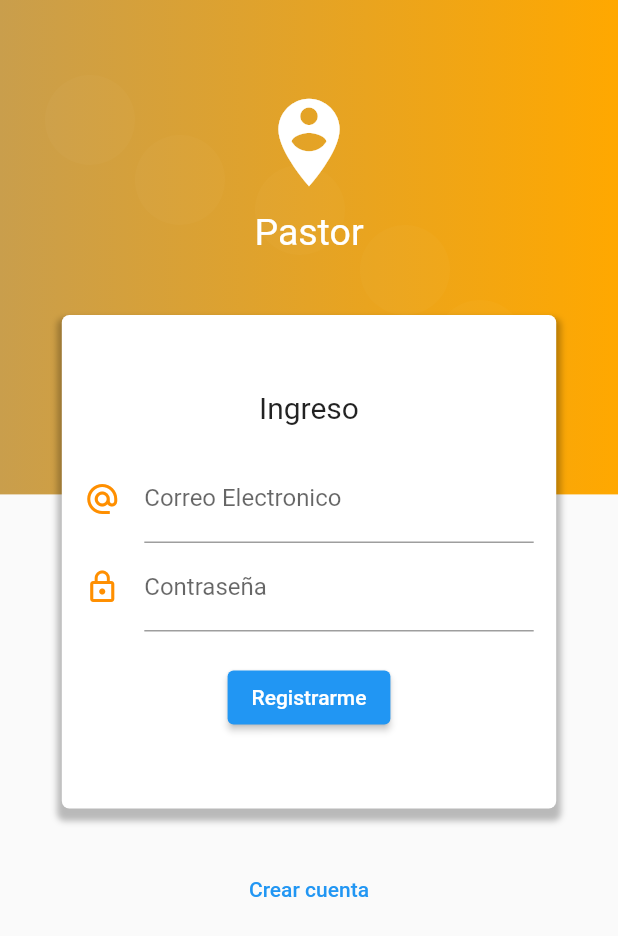
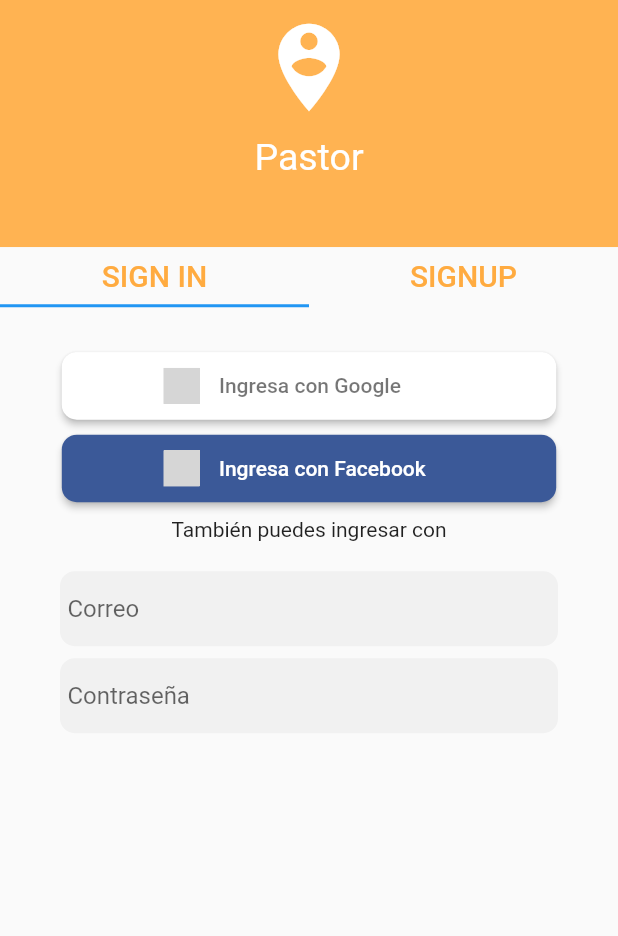
Before and after one commit to RafaelLindarte/pastorApp, a Flutter app: the screen it shows after launch, on a phone screen of 412 x 824 dp. Shown: the top 936 px of the screen. Run offline on Flutter 3.47's test engine with Material 2 defaults, Android fonts, the phone set to English and light mode, and no system bars; our stand-ins replace cloud_firestore, firebase_auth, firebase_core, firebase_messaging, flutter_signin_button, fluttertoast and 1 more; accounts and stored records are empty; grey boxes are pictures that could not be loaded.

Commit message:
diseño login

```diff
--- a/lib/src/pages/login.dart
+++ b/lib/src/pages/login.dart
@@ -6,242 +6,140 @@
 import 'package:flutter_signin_button/flutter_signin_button.dart';
 
 class Login extends StatelessWidget {
-
-String _email     = '';
-String _password  = '';
+  final themeData = StyleData();
   @override
   Widget build(BuildContext context) {
-    return Scaffold(
-     body:Stack(
-       children:[
-         _crearFondo(context),
-         _loginForm(context)
-       ]
-     )
+    return SafeArea(
+      child: Scaffold(
+        body: Column(children: [
+          _banner(context),
+          Container(
+            child: _body(context),
+            height: MediaQuery.of(context).size.height * 0.76,
+          ),
+        ]),
+      ),
     );
   }
 
-  Widget _crearFondo(c){
-  final size = MediaQuery.of(c).size;
-  final  fondoMorado= Container(
-    height: size.height*0.4,
-    width: double.infinity,
-    decoration: BoxDecoration(
-      gradient: LinearGradient(
-        colors: [
-          Color.fromRGBO(201, 158, 76, 1),
-          Color.fromRGBO(255, 168, 0, 1),
-        ]
-      )
-    ),
-  );
-
-  final circulo = Container(
-      height: 60,
-      width: 60,
-      decoration: BoxDecoration(
-        borderRadius: BorderRadius.circular(100) ,
-        color: Color.fromRGBO(255, 255, 255, 0.02)
-      ) ,
-  );
-
-  return Stack(
-    children: [
-      fondoMorado,
-      Positioned(child: circulo, top: 200,left: 290,),
-      Positioned(child: circulo, top: 50,left: 30,),
-      Positioned(child: circulo, top: 90,left: 90,),
-      Positioned(child: circulo, top: 150,left:240,),
-      Positioned(child: circulo, top: 110,left: 170,),
-      Container(
-        padding: EdgeInsets.only(top: 60),
+  Widget _banner(BuildContext context) {
+    return Container(
+        alignment: Alignment.center,
         child: Column(
-
           children: [
+            SizedBox(
+              height: 10,
+              width: double.infinity,
+            ),
             Icon(Icons.person_pin_circle, color: Colors.white, size: 70),
-            SizedBox(height: 10,width: double.infinity,),
-            Text('Pastor', style: TextStyle(color: Colors.white, fontSize: 25))
+            SizedBox(
+              height: 10,
+              width: double.infinity,
+            ),
+            Text('Pastor', style: themeData.styles(25.0, Colors.white))
           ],
-        )
-      )
-    ],
-  );
+        ),
+        height: MediaQuery.of(context).size.height * 0.2,
+        width: double.infinity,
+        color: Colors.orangeAccent.withOpacity(0.9),
+        );
   }
 
-  Widget _loginForm(c){
-
-    final size = MediaQuery.of(c).size;
-    return SingleChildScrollView(
-       child: Column(
-         children: [
-           SafeArea(
-             child: Container(
-               height: 180,
-             )
-           ),
-
-           Container(
-             padding: EdgeInsets.symmetric(vertical: 50),
-             margin: EdgeInsets.symmetric(vertical: 30),
-
-             width: size.width*0.8,
-             decoration: BoxDecoration(
-               color: Colors.white,
-               borderRadius: BorderRadius.circular(5),
-               boxShadow: [
-                 BoxShadow(
-                   color: Colors.black26,
-                   blurRadius: 3,
-                   offset: Offset(0.0, 5),
-                   spreadRadius: 3
-                   ),
-               ]
-             ),
-             child: Column(
-
-               children: [
-                 Text('Ingreso', style: TextStyle(fontSize: 20)),
-                 SizedBox(height: 20),
-                 _crearEmail(),
-                 _crearPassword(),
-                 SizedBox(height: 20),
-                 _button(c)
-
-               ],
-             ),
-           ),
-           TextButton(
-             child: Text('Crear cuenta'),
-             onPressed: ()=>Navigator.pushReplacementNamed(c,'registro'),
-
-           ),
-          ],
-       ),
-    );
-
+  Widget _body(BuildContext context) {
+    return DefaultTabController(
+        length: 2,
+        child: Scaffold(
+          appBar: PreferredSize(
+            preferredSize: Size(double.infinity, 60),
+            child: Container(
+              height:40,
+              child: TabBar(
+                tabs: [
+                  Text(
+                    'SIGN IN',
+                    style: themeData.styles(20.0, Colors.orangeAccent),
+                  ),
+                  Text('SIGNUP', style: themeData.styles(20.0, Colors.orangeAccent)),
+                ],
+              ),
+            ),
+          ),
+          body: TabBarView(
+            children: [_bodyTab1(context), Text('2')],
+          ),
+        ));
   }
 
-  Widget _crearEmail(){
-
-    return Container(
-      padding: EdgeInsets.symmetric(horizontal: 15),
-      child: TextField(
-        keyboardType: TextInputType.emailAddress,
-        decoration: InputDecoration(
-          icon: Icon(Icons.alternate_email, color: Colors.amber[800]),
-          hintText: 'ejemplo@corre.com',
-          labelText: 'Correo Electronico',
-
+  Widget _bodyTab1(BuildContext context) {
+    return Column(
+      children: [
+        SizedBox(height: 30.0),
+        _buttonGoogle(context),
+        SizedBox(height: 10.0),
+        _buttonFacebook(context),
+        SizedBox(height: 10.0),
+        Container(
+          child: Text('También puedes ingresar con'),
         ),
-        onChanged: (e){
-          _email = e;
-        },
-      )
-      );
-
+        _inputs()
+      ],
+    );
   }
 
-  Widget _crearPassword(){
-
-               return Container(
-      padding: EdgeInsets.symmetric(horizontal: 15),
-      child: TextField(
-        obscureText: true,
-        decoration: InputDecoration(
-          icon: Icon(Icons.lock_outline, color: Colors.amber[800]),
-          labelText: 'Contraseña',
-
-        ),
-        onChanged: (e){
-          _password = e;
-        },
-      )
+  Widget _buttonGoogle(BuildContext context) {
+    final size = MediaQuery.of(context).size;
+    return Container(
+      height: 45,
+      width: size.width * 0.8,
+      child: SignInButton(
+        Buttons.Google,
+        text: 'Ingresa con Google',
+        onPressed: () {},
+        shape:  themeData.shape(),
+      ),
     );
-
   }
 
-  Widget _button(context){
-    LoginController _loginController = LoginController();
-    final predf = Preferences();
-    return ElevatedButton(
-      onPressed:()async{
-        print(predf.token);
-        final result = await _loginController.sigInWitEmeil(_email, _password);
-        if(result == 'ok'){
-            // Fluttertoast.showToast(msg: 'Registro exitoso');
-            Navigator.pushReplacementNamed(context, 'home');
-        }else{
-            Fluttertoast.showToast(msg: result);
-        }
-      },
-      child: Text('Registrarme'),
-
+  Widget _buttonFacebook(BuildContext context) {
+    final size = MediaQuery.of(context).size;
+    return Container(
+      height: 45,
+      width: size.width * 0.8,
+      child: SignInButton(
+        Buttons.Facebook,
+        text: 'Ingresa con Facebook',
+        onPressed: () {},
+        shape: themeData.shape(),
+      ),
     );
   }
+
+  Widget _inputs(){
+
+    return Column(
+      children: [
+        SizedBox(height: 20,),
+        Container(
+          decoration: themeData.decorationInputs(),
+          margin: EdgeInsets.symmetric(horizontal: 40),
+          child: TextField(
+
+
+            decoration: themeData.inputDecoration(' Correo'),
+          ),
+        ),
+        SizedBox(height: 8,),
+
+        Container(
+          decoration: themeData.decorationInputs(),
+          margin: EdgeInsets.symmetric(horizontal: 40),
+          child: TextField(
+
+
+            decoration: themeData.inputDecoration(' Contraseña'),
+          ),
+        ),
+
+      ],);
+  }
 }
-
-// class Login extends StatelessWidget {
-//   @override
-//   Widget build(BuildContext context) {
-//     final themeData = StyleData();
-//     return SafeArea(
-//       child: DefaultTabController(
-//           length: 2,
-//           child: Scaffold(
-//             appBar: PreferredSize(
-//               preferredSize: Size(double.infinity, 60),
-//               child: Container(
-//                 child: TabBar(
-//                   tabs: [
-//                     Text(
-//                       'SIGN IN',
-//                       style: themeData.styleText,
-//                     ),
-//                     Text('SIGNUP', style: themeData.styleText),
-//                   ],
-//                 ),
-//               ),
-//             ),
-//             body: TabBarView(
-//               children: [
-//                 _bodyTab1(),
-//                 Text('2')
-//                 ],
-//             ),
-//           )),
-//     );
-//   }
-
-//   Widget _bodyTab1() {
-//     return Column(
-//       children: [
-//         SizedBox(height:30.0 ),
-//         _buttonGoogle(),
-//         SizedBox(height:10.0 ),
-//         _buttonFacebook(),
-
-//       ],
-//     );
-//   }
-
-//   Widget _buttonGoogle() {
-//     return Container(
-//       child: SignInButton(
-//         Buttons.Google,
-//         text: 'Ingresa con Google',
-//         onPressed: () {},
-//         shape: RoundedRectangleBorder(borderRadius: BorderRadius.circular(5)),
-//       ),
-//     );
-//   }
-//   Widget _buttonFacebook() {
-//     return Container(
-//       child: SignInButton(
-//         Buttons.Facebook,
-//         text: 'Ingresa con Facebook',
-//         onPressed: () {},
-//         shape: RoundedRectangleBorder(borderRadius: BorderRadius.circular(5)),
-//       ),
-//     );
-//   }
-// }
--- a/lib/src/style/theme.dart
+++ b/lib/src/style/theme.dart
@@ -8,6 +8,36 @@
 
 final styleText =TextStyle( fontSize: 20, color: Colors.orangeAccent);
 
+TextStyle styles(double fontSize, Color color){
+
+  return TextStyle( fontSize: fontSize, color: color);
 
 
 }
+
+ RoundedRectangleBorder shape()// especifica el borde de los botones
+{
+  return RoundedRectangleBorder(borderRadius: BorderRadius.circular(10));
+}
+
+BoxDecoration decorationInputs(){ // decora el fondo de  los inputs, estilo de un container
+
+  return  BoxDecoration(
+            color: Colors.grey.withOpacity(0.1),
+            border: Border.all(
+              color: Colors.grey.withOpacity(0.0),
+              width: 1.0,
+            ),
+            borderRadius: BorderRadius.circular(10.0),
+          );
+}
+
+InputDecoration inputDecoration(String hintText ){// decoracion del input
+  return InputDecoration(
+    border: InputBorder.none,
+                    hintText: hintText
+  );
+}
+
+
+}
```
